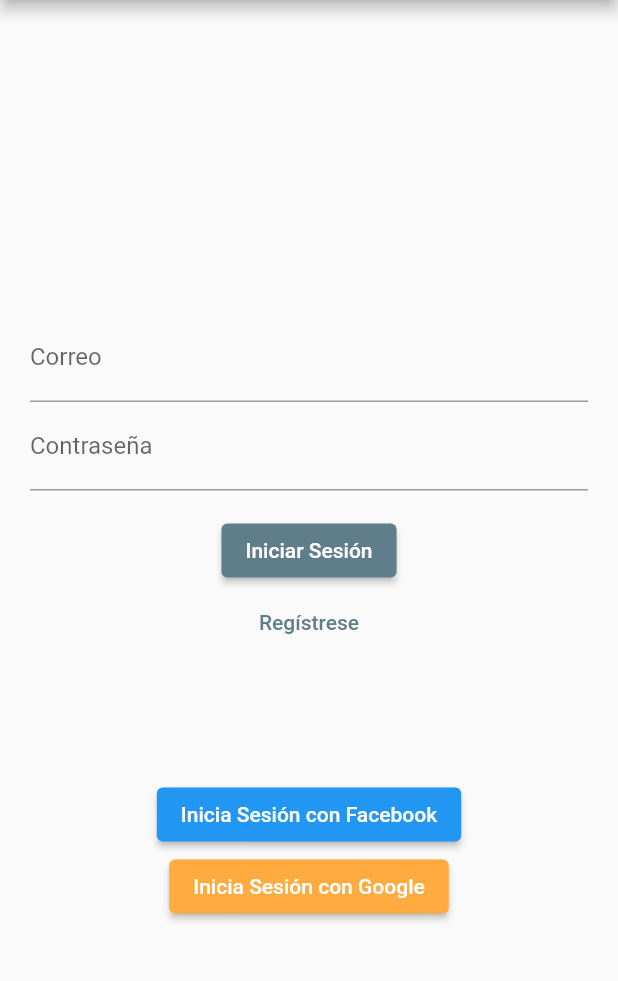
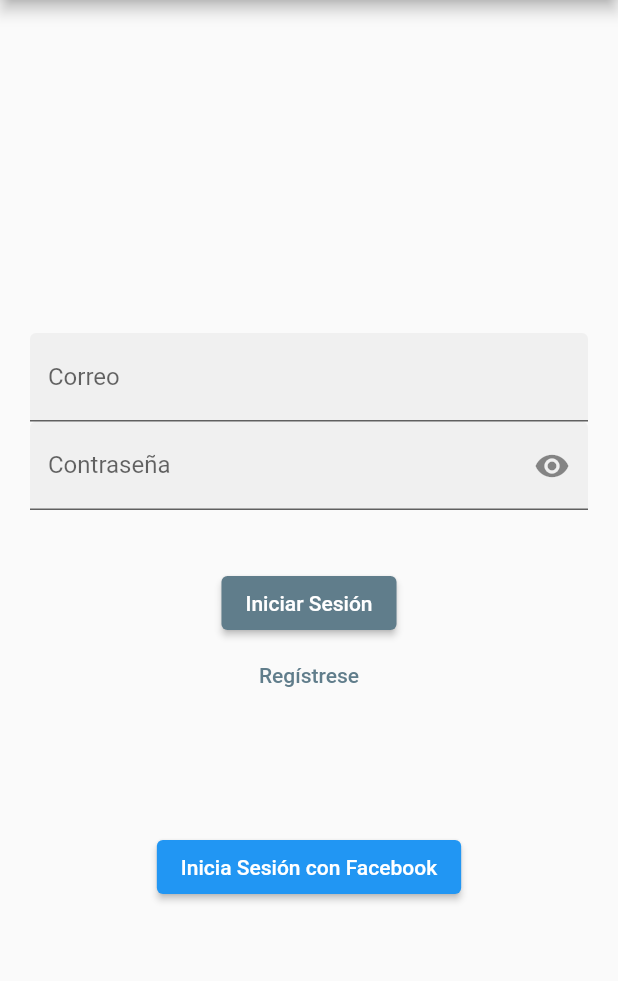
Before and after one commit to Endorsmoch/DiabeticsAwareness2.0, a Flutter app: the LoginPage screen opened directly, on a phone screen of 412 x 824 dp, the part 84-1065 px from its top. Run offline on Flutter 3.47's test engine with Material 2 defaults, Android fonts, the phone set to English and light mode, and no system bars; our stand-ins replace firebase_auth, firebase_core, google_sign_in; missing offline and left inert: flutter_facebook_auth; accounts and stored records are empty; network calls fail.

Commit message:
Login UX improved

```diff
--- a/diabetic_app/lib/pages/login_register_page.dart
+++ b/diabetic_app/lib/pages/login_register_page.dart
@@ -1,4 +1,5 @@
 
+import 'package:diabetic_app/controllers/login_controller.dart';
 import 'package:flutter/material.dart';
 import 'package:firebase_auth/firebase_auth.dart';
 import '../auth.dart';
@@ -14,6 +15,9 @@ class LoginPage extends StatefulWidget {
 class _LoginPageState extends State<LoginPage> {
   String? errorMessage = '';
   bool isLogin = true;
+  bool passwordVisible = true;
+
+  LoginController loginController = LoginController();
   Map _userObj = {};
 
   final TextEditingController _controllerEmail = TextEditingController();
@@ -25,10 +29,26 @@ class _LoginPageState extends State<LoginPage> {
           email: _controllerEmail.text,
           password: _controllerPassword.text,
       );
+
     } on FirebaseAuthException catch (e) {
+      if(loginController.userNotFound(e.message)){
+        setState(() {
+          errorMessage = "La cuenta de usuario no está registrada.";
+        });
+      } else if(loginController.invalidData(e.message)) {
+        setState(() {
+          errorMessage = "El usuario o contraseña son incorrectos. Intente de nuevo.";
+        });
+      } else if(loginController.emptyFields(e.message)) {
+        setState(() {
+          errorMessage = "Hay uno o más campos vacíos.";
+        });
+      } else {
         setState(() {
           errorMessage = e.message;
         });
+      }
+
     }
   }
 
@@ -39,9 +59,23 @@ class _LoginPageState extends State<LoginPage> {
         password: _controllerPassword.text,
       );
     } on FirebaseAuthException catch (e) {
+      if(loginController.emptyFields(e.message)){
+        setState(() {
+          errorMessage = "Hay uno o más campos vacíos.";
+        });
+      } else if(loginController.emailBadlyFormatted(e.message)){
+        setState(() {
+          errorMessage = "El formato del correo no es correcto. Escriba un correo válido";
+        });
+      } else if(loginController.passwordBadlyFormatted(e.message)){
+        setState(() {
+          errorMessage = "La contraseña debe contener al menos 6 caracteres.";
+        });
+      } else {
         setState(() {
           errorMessage = e.message;
         });
+      }
     }
   }
 
@@ -64,20 +98,49 @@ class _LoginPageState extends State<LoginPage> {
     return const Text('Diabetic App');
   }
 
-  Widget _entryField(
-      String title,
-      TextEditingController controller,
-      ) {
-    return TextField(
+  Widget _entryField(String title, TextEditingController controller) {
+    Widget object;
+    if(title == 'Correo') {
+      object = TextField(
         controller: controller,
         decoration: InputDecoration(
           labelText: title,
+          hintText: 'CorreoEjemplo@correo.com',
+          alignLabelWithHint: false,
+          filled: true
         ),
       );
+    } else {
+      object = TextField(
+        controller: controller,
+        obscureText: passwordVisible,
+        decoration: InputDecoration(
+          labelText: title,
+          hintText: 'Contraseña',
+          helperText: isLogin? '':'Mínimo 6 caracteres',
+          helperStyle: TextStyle(color: Colors.blueGrey),
+          suffixIcon: IconButton(
+            icon: Icon(passwordVisible
+                ? Icons.visibility
+                : Icons.visibility_off),
+            onPressed: () {
+              setState(() {
+                passwordVisible = !passwordVisible;
+              });
+            },
+          ),
+          alignLabelWithHint: false,
+          filled: true,
+        ),
+        keyboardType: TextInputType.visiblePassword,
+        textInputAction: TextInputAction.done,
+      );
+    }
+    return object;
   }
 
   Widget _errorMessage() {
-    return Text(errorMessage == '' ? '' : 'Humm ? $errorMessage');
+    return Text(errorMessage == '' ? '' : '$errorMessage', textAlign: TextAlign.center,);
   }
 
   Widget _submitButton() {
@@ -140,7 +203,7 @@ class _LoginPageState extends State<LoginPage> {
               _loginOrRegisterButton(),
               const SizedBox(height: 80,),
               _loginWithFacebookButton(),
-              _loginWithGoogleButton(),
+              //_loginWithGoogleButton(),
             ],
           ),
         ),
```
Also changed, not shown: diabetic_app/assets/question_files/Preguntas_1.txt (deleted, +0 -46 lines), diabetic_app/assets/question_files/Preguntas_2.txt (deleted, +0 -39 lines), diabetic_app/lib/controllers/login_controller.dart (added, +48 -0 lines), diabetic_app/lib/my_classes/quiz_question.dart (+0 -37 lines), diabetic_app/lib/my_widgets/congrats_card_widget.dart (+17 -2 lines), diabetic_app/lib/pages/quiz_page.dart (+30 -4 lines), diabetic_app/assets/images/correcto.gif (added), diabetic_app/assets/images/incorrecto.gif (added). Lines whose indentation alone changed are shown as unchanged.
